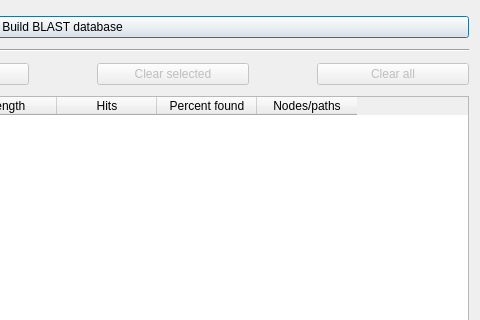
This is ui/blastsearchdialog.ui in rrwick/Bandage as Qt 5 draws it before an edit; both pictures show x 588 to 1068 and y 0 to 320 of the 1068 by 753 pixel window. The edited form follows.
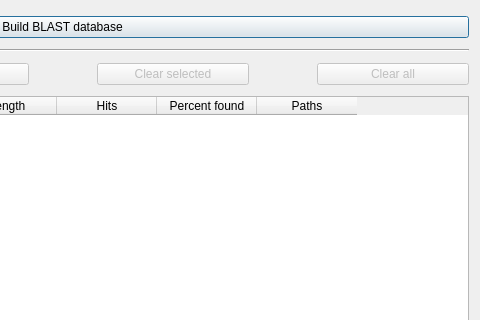
This is the edited form. Custom widgets are drawn as their Qt base class.

Commit message: Fix Blast query path filtering

```diff
--- a/ui/blastsearchdialog.ui
+++ b/ui/blastsearchdialog.ui
@@ -654,7 +654,7 @@
      </column>
      <column>
       <property name="text">
-       <string>Nodes/paths</string>
+       <string>Paths</string>
       </property>
      </column>
     </widget>
```
The commit also changes 3 other files.
